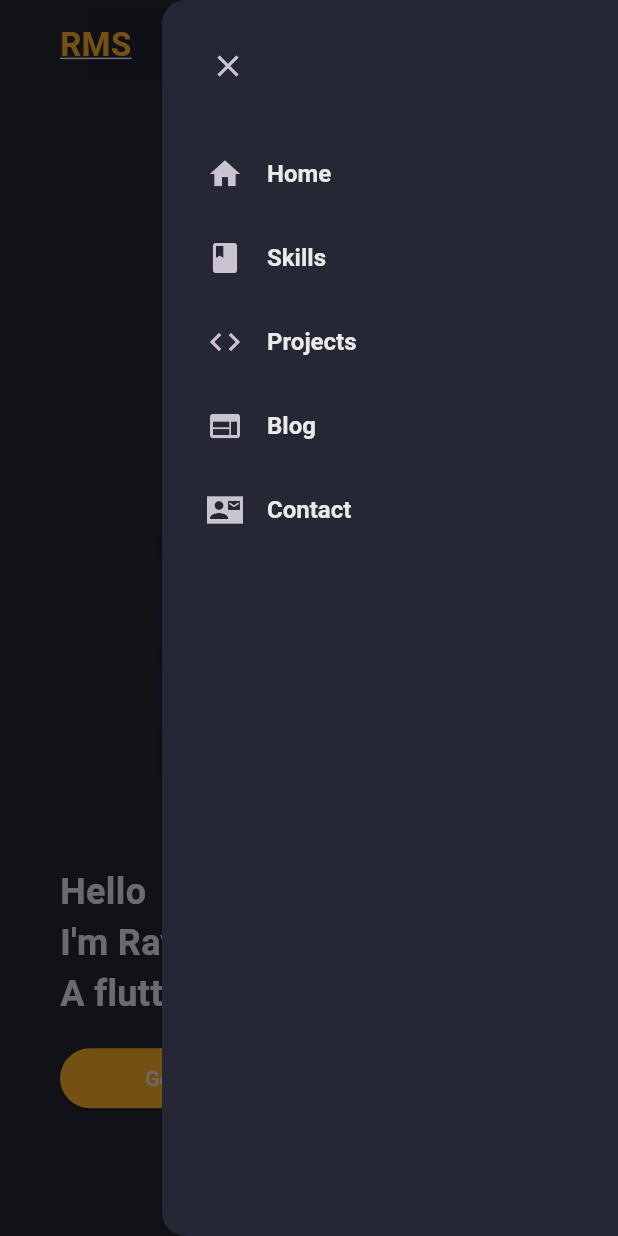
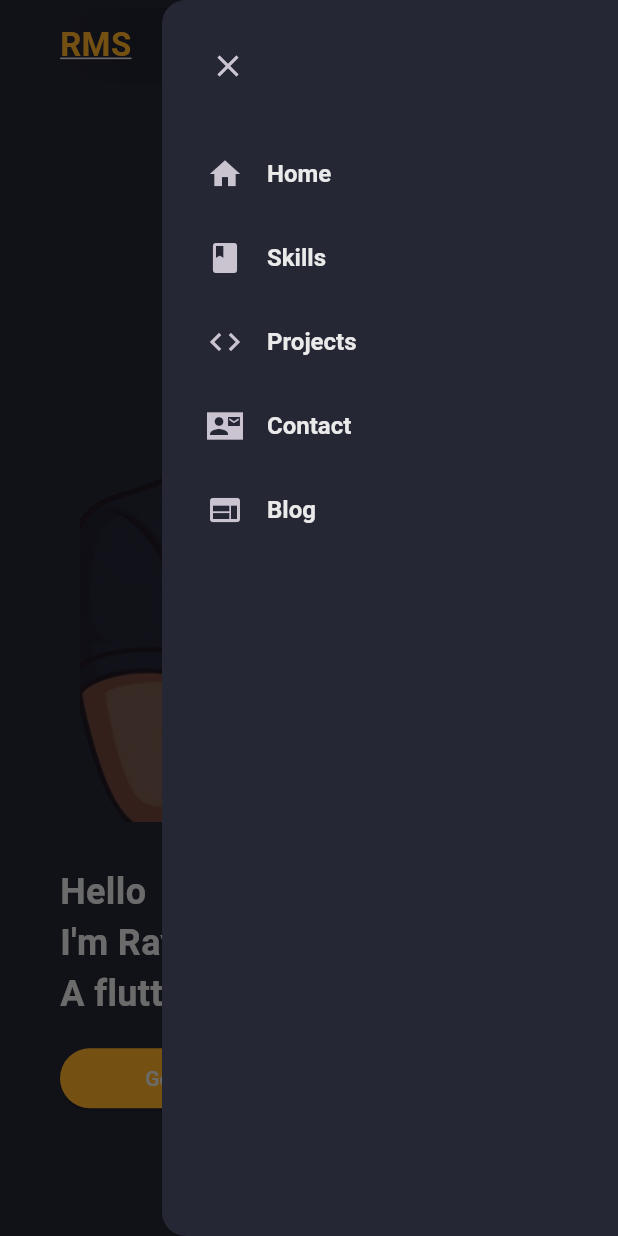
Before and after one commit to rayMSilva/portfolio, a Flutter app: the screen it shows after launch, in the side drawer, after a tap on "Home", on a phone screen of 412 x 824 dp. Run offline on Flutter 3.47's test engine with Material 3 defaults, Android fonts, the phone set to English and light mode, and no system bars.

Commit message:
controller email e controle de lsitView

```diff
--- a/lib/src/UI/header/header.dart
+++ b/lib/src/UI/header/header.dart
@@ -10,6 +10,7 @@ class Header extends StatelessWidget {
     return MediaQuery.of(context).size.width > 760
         ? HearderDesktop(
             onTap: () {},
+            onNavMenuTap: (int i) {},
           )
         : HeaderMobile(
             onTap: () {},
--- a/lib/src/UI/header/widgets/header.desktop.dart
+++ b/lib/src/UI/header/widgets/header.desktop.dart
@@ -6,8 +6,9 @@ import 'package:my_portfolio/src/data/controllers/header.controller.dart';
 import 'package:my_portfolio/src/widgets/site.logo.dart';
 
 class HearderDesktop extends StatelessWidget {
-  HearderDesktop({super.key, required this.onTap});
+  HearderDesktop({super.key, required this.onTap, required this.onNavMenuTap});
   final HeaderController controller = HeaderController();
+  final Function(int) onNavMenuTap;
   final VoidCallback? onTap;
 
   @override
@@ -25,7 +26,9 @@ class HearderDesktop extends StatelessWidget {
             Padding(
               padding: const EdgeInsets.only(right: 20),
               child: TextButton(
-                onPressed: () {},
+                onPressed: () {
+                  onNavMenuTap.call(btn.id!);
+                },
                 child: Text(
                   btn.name!,
                   maxLines: 1,
--- a/lib/src/UI/header/widgets/header.mobile.drawer.dart
+++ b/lib/src/UI/header/widgets/header.mobile.drawer.dart
@@ -4,8 +4,9 @@ import 'package:my_portfolio/src/constants/colors.dart';
 import 'package:my_portfolio/src/data/controllers/header.controller.dart';
 
 class HeaderMobileDrawer extends StatelessWidget {
-  HeaderMobileDrawer({super.key});
+  HeaderMobileDrawer({super.key, required this.onNavItemTap});
   final HeaderController controller = HeaderController();
+  final Function(int) onNavItemTap;
 
   @override
   Widget build(BuildContext context) {
@@ -28,7 +29,9 @@ class HeaderMobileDrawer extends StatelessWidget {
           for (HeaderButtomModel listTile in controller.headerButtons)
             ListTile(
               titleTextStyle: TextStyle(color: CustomColor.whitePrimary, fontWeight: FontWeight.w600, fontSize: 16),
-              onTap: () {},
+              onTap: () {
+                onNavItemTap.call(1);
+              },
               contentPadding: EdgeInsets.symmetric(horizontal: 30),
               leading: listTile.icon,
               title: Text(listTile.name!),
--- a/lib/src/UI/main.content/widgets/content.desktop.dart
+++ b/lib/src/UI/main.content/widgets/content.desktop.dart
@@ -8,7 +8,7 @@ class ContentDesktop extends StatelessWidget {
   Widget build(BuildContext context) {
     return Container(
       margin: EdgeInsets.symmetric(horizontal: 20),
-      height: MediaQuery.of(context).size.height / 1.2,
+      height: MediaQuery.of(context).size.height,
       constraints: BoxConstraints(minHeight: 350),
       child: Row(
         mainAxisAlignment: MainAxisAlignment.spaceEvenly,
--- a/lib/src/UI/main.page/main.page.dart
+++ b/lib/src/UI/main.page/main.page.dart
@@ -8,9 +8,12 @@ import 'package:my_portfolio/src/UI/main.content/content.dart';
 import 'package:my_portfolio/src/UI/work.projects/work.projects.dart';
 import 'package:my_portfolio/src/UI/skills/skills.dart';
 import 'package:my_portfolio/src/constants/colors.dart';
+import 'package:my_portfolio/src/data/controllers/main.page.controller.dart';
 
 class MainPage extends StatelessWidget {
-  const MainPage({super.key});
+  MainPage({super.key});
+  final MainPageController controller = MainPageController();
+  final List<GlobalKey> navBarKeys = List.generate(4, (index) => GlobalKey());
 
   @override
   Widget build(BuildContext context) {
@@ -18,17 +21,31 @@ class MainPage extends StatelessWidget {
     return Scaffold(
       key: scaffoldKey,
       backgroundColor: CustomColor.scaffoldBg,
-      endDrawer: HeaderMobileDrawer(),
-      body: ListView(
-        children: [
-          Header(),
-          Content(),
-          Skills(),
-          WorkProjects(),
-          HobbyProjects(),
-          Contact(),
-          Footer(),
-        ],
+      endDrawer: HeaderMobileDrawer(
+        onNavItemTap: (int nav) {},
+      ),
+      body: SingleChildScrollView(
+        controller: controller.scrollControl,
+        scrollDirection: Axis.vertical,
+        child: Column(
+          children: [
+            Header(),
+            Content(
+              key: navBarKeys.first,
+            ),
+            Skills(
+              key: navBarKeys[1],
+            ),
+            WorkProjects(
+              key: navBarKeys[2],
+            ),
+            HobbyProjects(),
+            Contact(
+              key: navBarKeys[3],
+            ),
+            Footer(),
+          ],
+        ),
       ),
     );
   }
--- a/lib/src/UI/skills/skills.dart
+++ b/lib/src/UI/skills/skills.dart
@@ -11,6 +11,7 @@ class Skills extends StatelessWidget {
   @override
   Widget build(BuildContext context) {
     return Container(
+      key: key,
       padding: const EdgeInsets.fromLTRB(25, 20, 25, 60),
       color: CustomColor.bgLightk,
       width: MediaQuery.of(context).size.width,
--- a/lib/src/UI/work.projects/work.projects.dart
+++ b/lib/src/UI/work.projects/work.projects.dart
@@ -9,6 +9,7 @@ class WorkProjects extends StatelessWidget {
   @override
   Widget build(BuildContext context) {
     return Container(
+      key: key,
       padding: const EdgeInsets.fromLTRB(25, 20, 25, 60),
       color: CustomColor.scaffoldBg,
       width: MediaQuery.of(context).size.width,
--- a/lib/src/data/controllers/header.controller.dart
+++ b/lib/src/data/controllers/header.controller.dart
@@ -2,5 +2,36 @@ import 'package:flutter/material.dart';
 import 'package:my_portfolio/src/data/model/header.button.model.dart';
 
 class HeaderController {
-  final List<HeaderButtomModel> headerButtons = [HeaderButtomModel(name: "Home", icon: Icon(Icons.home)), HeaderButtomModel(name: "Skills", icon: Icon(Icons.book)), HeaderButtomModel(name: "Projects", icon: Icon(Icons.code)), HeaderButtomModel(name: "Blog", icon: Icon(Icons.web)), HeaderButtomModel(name: "Contact", icon: Icon(Icons.contact_mail_sharp))];
+  final List<HeaderButtomModel> headerButtons = [
+    HeaderButtomModel(
+      id: 0,
+      name: "Home",
+      icon: Icon(Icons.home),
+      onPressed: () {},
+    ),
+    HeaderButtomModel(
+      id: 1,
+      name: "Skills",
+      icon: Icon(Icons.book),
+      onPressed: () {},
+    ),
+    HeaderButtomModel(
+      id: 2,
+      name: "Projects",
+      icon: Icon(Icons.code),
+      onPressed: () {},
+    ),
+    HeaderButtomModel(
+      id: 3,
+      name: "Contact",
+      icon: Icon(Icons.contact_mail_sharp),
+      onPressed: () {},
+    ),
+    HeaderButtomModel(
+      id: 4,
+      name: "Blog",
+      icon: Icon(Icons.web),
+      onPressed: () {},
+    ),
+  ];
 }
--- /dev/null
+++ b/lib/src/data/controllers/main.page.controller.dart
@@ -0,0 +1,5 @@
+import 'package:flutter/material.dart';
+
+class MainPageController {
+  final ScrollController scrollControl = ScrollController();
+}
--- a/lib/src/data/model/header.button.model.dart
+++ b/lib/src/data/model/header.button.model.dart
@@ -1,7 +1,9 @@
 import 'package:flutter/material.dart';
 
 class HeaderButtomModel {
+  final int? id;
   final String? name;
   final Icon? icon;
-  HeaderButtomModel({required this.name, required this.icon});
+  final VoidCallback? onPressed;
+  HeaderButtomModel({required this.id, required this.onPressed, required this.name, required this.icon});
 }
```
Also changed, not shown: lib/assets/image.png.
